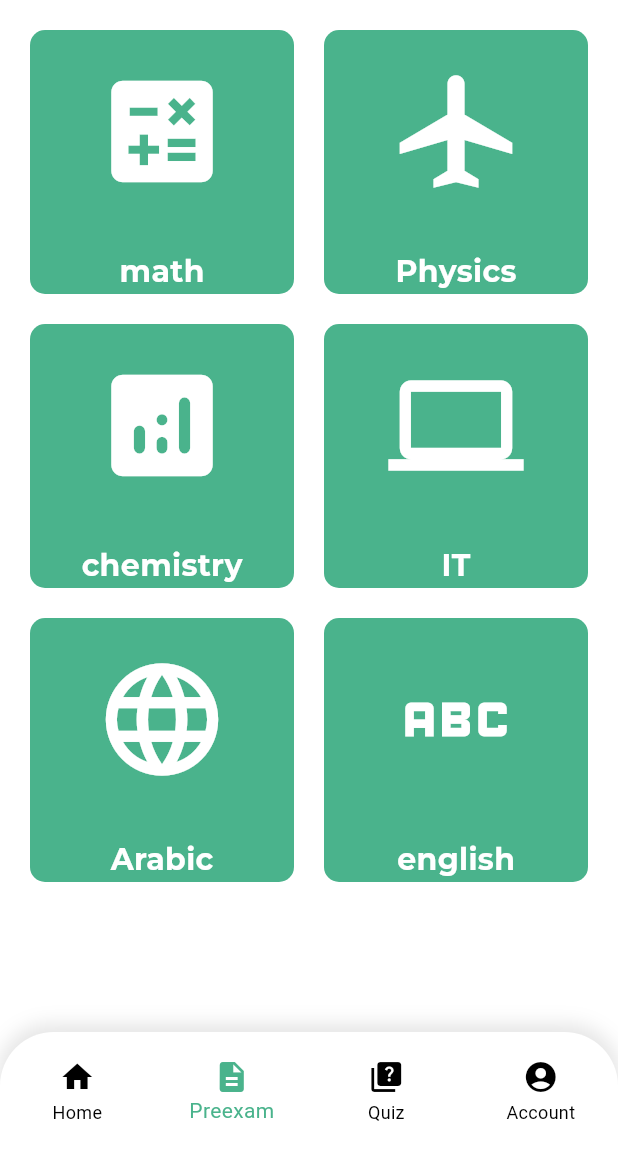
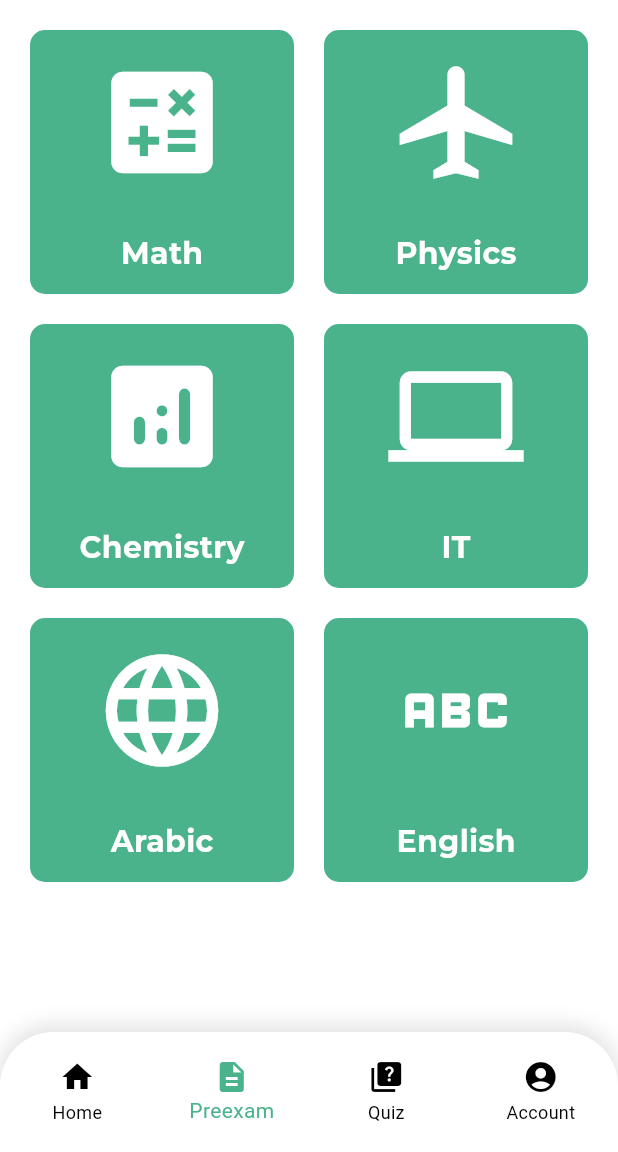
Before and after one commit to Ghaith-aljabban/school_application, a Flutter app: the screen it shows after launch, item 2 of the bottom bar chosen, on a phone screen of 412 x 824 dp, the part 84-1236 px from its top. Run offline on Flutter 3.47's test engine with Material 3 defaults, Android fonts, the phone set to English and light mode, and no system bars; our stand-ins replace flutter_svg, font_awesome_flutter; project files that could hold a hidden picture were left out.

Commit message:
0.2 few changes

```diff
--- a/lib/layout/main_menu.dart
+++ b/lib/layout/main_menu.dart
@@ -1,12 +1,18 @@
 import 'package:flutter/material.dart';
+import 'package:flutter/services.dart';
 import 'package:school_application/modules/main/account_screen.dart';
 import 'package:school_application/modules/main/home_Screen.dart';
 import 'package:school_application/modules/main/preeexam_screen.dart';
 import 'package:school_application/shared/network/styles/colors.dart';
 
+int _selectedIndex = 0;
+List<Widget> Screens = [
+  HomeScreen(),
+  PreeexamScreen(),
+  HomeScreen(),
+  AccountScreen(),
+];
 
-int _selectedIndex = 0;
-List<Widget> Screens = [HomeScreen(),PreeexamScreen(),HomeScreen(),AccountScreen(),];
 class MainMenu extends StatefulWidget {
   const MainMenu({super.key});
 
@@ -15,14 +21,25 @@ class MainMenu extends StatefulWidget {
 }
 
 class _MainMenuState extends State<MainMenu> {
+  @override
+  void initState() {
+    SystemChrome.setSystemUIOverlayStyle(
+      const SystemUiOverlayStyle(
+        systemNavigationBarColor:
+            Colors.white, // Background color of navigation bar
+        systemNavigationBarIconBrightness:
+            Brightness.dark, // Icon color: dark icons on light background
+      ),
+    );
+  }
 
   @override
   Widget build(BuildContext context) {
     return Scaffold(
       extendBodyBehindAppBar: true,
-      extendBody: true,
       body: Screens[_selectedIndex],
-      bottomNavigationBar: Container(
+      bottomNavigationBar: SafeArea(
+        child: Container(
           decoration: BoxDecoration(
             borderRadius: BorderRadius.only(
               topLeft: Radius.circular(36),
@@ -40,7 +57,6 @@ class _MainMenuState extends State<MainMenu> {
           child: Container(
             height: 80,
             child: ClipRRect(
-
               borderRadius: BorderRadius.only(
                 topLeft: Radius.circular(36),
                 topRight: Radius.circular(36),
@@ -48,19 +64,31 @@ class _MainMenuState extends State<MainMenu> {
               child: BottomNavigationBar(
                 items: <BottomNavigationBarItem>[
                   BottomNavigationBarItem(
-                  icon: Icon(Icons.home, color: _selectedIndex == 0 ? myGreen : Colors.black),
+                    icon: Icon(
+                      Icons.home,
+                      color: _selectedIndex == 0 ? myGreen : Colors.black,
+                    ),
                     label: 'Home',
                   ),
                   BottomNavigationBarItem(
-                  icon: Icon(Icons.description, color: _selectedIndex == 1 ? myGreen : Colors.black),
+                    icon: Icon(
+                      Icons.description,
+                      color: _selectedIndex == 1 ? myGreen : Colors.black,
+                    ),
                     label: 'Preexam',
                   ),
                   BottomNavigationBarItem(
-                  icon: Icon(Icons.quiz, color: _selectedIndex == 2 ? myGreen : Colors.black),
+                    icon: Icon(
+                      Icons.quiz,
+                      color: _selectedIndex == 2 ? myGreen : Colors.black,
+                    ),
                     label: 'Quiz',
                   ),
                   BottomNavigationBarItem(
-                  icon: Icon(Icons.account_circle, color: _selectedIndex == 3 ? myGreen : Colors.black),
+                    icon: Icon(
+                      Icons.account_circle,
+                      color: _selectedIndex == 3 ? myGreen : Colors.black,
+                    ),
                     label: 'Account',
                   ),
                 ],
@@ -73,9 +101,11 @@ class _MainMenuState extends State<MainMenu> {
               ),
             ),
           ),
-      )
+        ),
+      ),
     );
   }
+
   void _onItemTapped(int index) {
     setState(() {
       _selectedIndex = index;
--- a/lib/models/subjects_model.dart
+++ b/lib/models/subjects_model.dart
@@ -3,17 +3,14 @@ import 'package:flutter/material.dart';
 class SubjectsModel {
   String name;
   IconData icon;
-  SubjectsModel({
-    required this.name,
-    required this.icon,
-  });
+  SubjectsModel({required this.name, required this.icon});
 }
 
-List<SubjectsModel> mySubjects =[
-  SubjectsModel(name: 'math', icon: Icons.calculate),
+List<SubjectsModel> mySubjects = [
+  SubjectsModel(name: 'Math', icon: Icons.calculate),
   SubjectsModel(name: 'Physics', icon: Icons.airplanemode_active),
-  SubjectsModel(name: 'chemistry', icon: Icons.analytics_rounded),
+  SubjectsModel(name: 'Chemistry', icon: Icons.analytics_rounded),
   SubjectsModel(name: 'IT', icon: Icons.computer),
   SubjectsModel(name: 'Arabic', icon: Icons.language),
-  SubjectsModel(name: 'english', icon: Icons.abc)
+  SubjectsModel(name: 'English', icon: Icons.abc),
 ];
--- a/lib/shared/components/components.dart
+++ b/lib/shared/components/components.dart
@@ -16,13 +16,15 @@ Widget defaultButton({
     materialTapTargetSize: MaterialTapTargetSize.shrinkWrap,
     child: Text(
       text,
-      style:flexableTextStyle(size: 15, color: Colors.white, isBold: false) // TextStyle
+      style: flexableTextStyle(
+        size: 15,
+        color: Colors.white,
+        isBold: false,
+      ), // TextStyle
     ),
-
   ),
   // MaterialButton
 ); // Container
-
 
 Widget defaultcard({
   double width = 250,
@@ -45,13 +47,23 @@ Widget defaultcard({
             crossAxisAlignment: CrossAxisAlignment.start,
             children: [
               Expanded(
-                child: Text(header,
-                  style: flexableTextStyle(size: 22, color: myGreen, isBold: true),
+                child: Text(
+                  header,
+                  style: flexableTextStyle(
+                    size: 22,
+                    color: myGreen,
+                    isBold: true,
+                  ),
                 ),
               ),
               Expanded(
-                child: Text(description,
-                  style: flexableTextStyle(size: 13, color: Colors.black, isBold: false),
+                child: Text(
+                  description,
+                  style: flexableTextStyle(
+                    size: 13,
+                    color: Colors.black,
+                    isBold: false,
+                  ),
                 ),
               ),
             ],
@@ -65,30 +77,29 @@ Widget defaultcard({
           child: icon,
         ),
       ],
-    )
-
-  )
+    ),
+  ),
 );
 
-
-Widget dataField({
-required String fieldName,
-required String data,
-}) => Container(
+Widget dataField({required String fieldName, required String data}) =>
+    Container(
       child: Row(
         children: [
-      SizedBox(width: 25,),
-      Text(fieldName+': ',style: flexableTextStyle(color: myGreen,isBold: true,size: 18),),
-      Text(data,style: flexableTextStyle(color: myGray,isBold: false,size: 14),)
+          SizedBox(width: 25),
+          Text(
+            fieldName + ': ',
+            style: flexableTextStyle(color: myGreen, isBold: true, size: 18),
+          ),
+          Text(
+            data,
+            style: flexableTextStyle(color: myGray, isBold: false, size: 14),
+          ),
         ],
       ),
     );
 
-
-Widget notificationCard({
-  required String title,
-  required String description,
-})=> Container(
+Widget notificationCard({required String title, required String description}) =>
+    Container(
       height: 90,
       decoration: defaultBoxDecorated2,
       child: Padding(
@@ -108,64 +119,72 @@ Widget notificationCard({
                 crossAxisAlignment: CrossAxisAlignment.start,
                 children: [
                   Expanded(
-                    child: Text(title,
-                      style: flexableTextStyle(size: 20, color: myGreen, isBold: true),
+                    child: Text(
+                      title,
+                      style: flexableTextStyle(
+                        size: 20,
+                        color: myGreen,
+                        isBold: true,
+                      ),
                     ),
                   ),
                   Expanded(
-                    child: Text(description,
-                      style: flexableTextStyle(size: 12, color: Colors.black, isBold: false),
+                    child: Text(
+                      description,
+                      style: flexableTextStyle(
+                        size: 12,
+                        color: Colors.black,
+                        isBold: false,
+                      ),
                     ),
                   ),
                 ],
               ),
             ),
           ],
-        )
-
-    )
+        ),
+      ),
     );
 
-Widget itemOfList ({
-  required String data,
-})
-=> Container(
+Widget itemOfList({required String data}) => Container(
   height: 80,
   child: Row(
     children: [
-        SizedBox(width: 25,),
-        Expanded(child: Text(data,style: boxesTextStyle)),
+      SizedBox(width: 25),
+      Expanded(child: Text(data, style: boxesTextStyle)),
       Container(
         width: 35, // Same as height to maintain circle
         height: 35,
-          child: Icon(Icons.arrow_forward_ios,color: Colors.white,),
+        child: Icon(Icons.arrow_forward_ios, color: Colors.white),
         decoration: BoxDecoration(
           shape: BoxShape.circle, // This makes it circular
-            color: myGreen,     // Background color
+          color: myGreen, // Background color
         ),
       ),
-        SizedBox(width: 25,),
+      SizedBox(width: 25),
     ],
   ),
 );
 
-
-
-
-
-Widget SubjectWidget({
-  required String name,
-  required IconData icon,
-}) => Container(
+Widget SubjectWidget({required String name, required IconData icon}) =>
+    Container(
       width: 80,
       height: 80,
       decoration: defaultBoxDecorated,
       child: Column(
         children: [
-      Expanded(child: Icon(icon, color: Colors.white, size: 90)),
+          Expanded(flex: 3, child: Icon(icon, color: Colors.white, size: 90)),
           SizedBox(height: 12),
-      Text(name, style: flexableTextStyle(size: 20, color: Colors.white, isBold: true)),
-
+          Expanded(
+            child: Text(
+              name,
+              style: flexableTextStyle(
+                size: 20,
+                color: Colors.white,
+                isBold: true,
+              ),
+            ),
+          ),
         ],
       ),
     );
```
Also changed, not shown: lib/modules/main/account_screen.dart (+48 -35 lines), lib/modules/main/home_Screen.dart (+29 -12 lines), lib/modules/main/notification_screen.dart (+18 -14 lines), lib/modules/report card/report_card_details_screen.dart (+55 -21 lines). Lines whose indentation alone changed are shown as unchanged.
